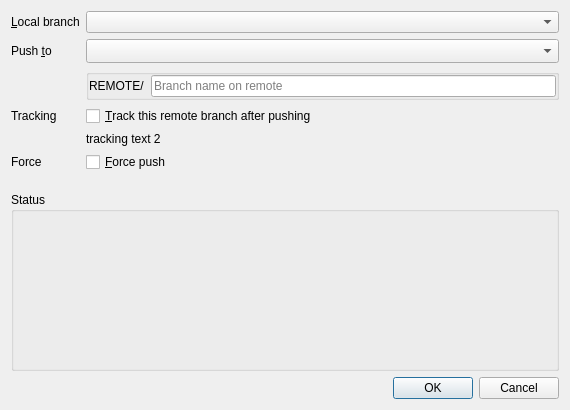
Old version of the form gitfourchette/widgets/pushdialog.ui in the repository weblate/gitfourchette.
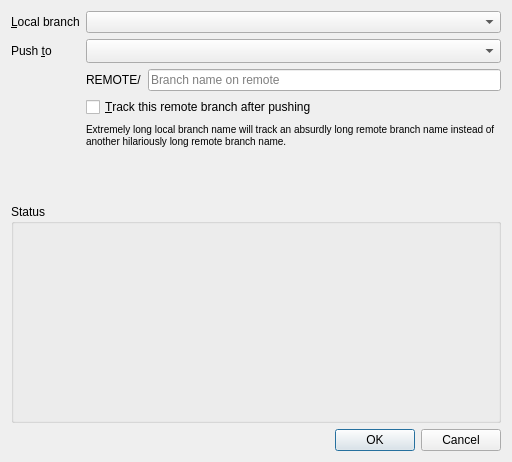
New version of the form. Custom widgets are drawn as their Qt base class.

The edit to the form file:
```diff
--- a/gitfourchette/widgets/pushdialog.ui
+++ b/gitfourchette/widgets/pushdialog.ui
@@ -12,16 +12,10 @@
    <rect>
     <x>0</x>
     <y>0</y>
-    <width>570</width>
-    <height>410</height>
+    <width>512</width>
+    <height>462</height>
    </rect>
   </property>
-  <property name="sizePolicy">
-   <sizepolicy hsizetype="Preferred" vsizetype="Fixed">
-    <horstretch>0</horstretch>
-    <verstretch>0</verstretch>
-   </sizepolicy>
-  </property>
   <property name="windowTitle">
    <string>Push branch</string>
   </property>
@@ -33,7 +27,7 @@
   </property>
   <layout class="QFormLayout" name="formLayout">
    <property name="fieldGrowthPolicy">
-    <enum>QFormLayout::ExpandingFieldsGrow</enum>
+    <enum>QFormLayout::AllNonFixedFieldsGrow</enum>
    </property>
    <item row="0" column="0">
     <widget class="QLabel" name="localBranchLabel">
@@ -84,7 +78,99 @@
      </property>
     </widget>
    </item>
-   <item row="8" column="0">
+   <item row="2" column="1">
+    <widget class="QStackedWidget" name="newRemoteBranchStackedWidget">
+     <property name="currentIndex">
+      <number>0</number>
+     </property>
+     <widget class="QWidget" name="newRemoteBranchPage0">
+      <layout class="QHBoxLayout" name="horizontalLayout">
+       <property name="leftMargin">
+        <number>0</number>
+       </property>
+       <property name="topMargin">
+        <number>0</number>
+       </property>
+       <property name="rightMargin">
+        <number>0</number>
+       </property>
+       <property name="bottomMargin">
+        <number>0</number>
+       </property>
+       <item>
+        <widget class="QLabel" name="remoteNameLabel">
+         <property name="text">
+          <string notr="true">REMOTE/</string>
+         </property>
+        </widget>
+       </item>
+       <item>
+        <widget class="QLineEdit" name="newRemoteBranchNameEdit">
+         <property name="text">
+          <string/>
+         </property>
+         <property name="placeholderText">
+          <string>Branch name on remote</string>
+         </property>
+        </widget>
+       </item>
+      </layout>
+     </widget>
+     <widget class="QWidget" name="newRemoteBranchPage1">
+      <layout class="QVBoxLayout" name="verticalLayout_2">
+       <property name="leftMargin">
+        <number>0</number>
+       </property>
+       <property name="topMargin">
+        <number>0</number>
+       </property>
+       <property name="rightMargin">
+        <number>0</number>
+       </property>
+       <property name="bottomMargin">
+        <number>0</number>
+       </property>
+       <item>
+        <widget class="QCheckBox" name="forcePushCheckBox">
+         <property name="text">
+          <string>&amp;Force push</string>
+         </property>
+        </widget>
+       </item>
+      </layout>
+     </widget>
+    </widget>
+   </item>
+   <item row="3" column="1">
+    <widget class="QCheckBox" name="trackCheckBox">
+     <property name="text">
+      <string>&amp;Track this remote branch after pushing</string>
+     </property>
+    </widget>
+   </item>
+   <item row="4" column="1">
+    <widget class="QLabel" name="trackingLabel">
+     <property name="sizePolicy">
+      <sizepolicy hsizetype="Expanding" vsizetype="Fixed">
+       <horstretch>0</horstretch>
+       <verstretch>0</verstretch>
+      </sizepolicy>
+     </property>
+     <property name="text">
+      <string notr="true">&lt;html&gt;&lt;head/&gt;&lt;body&gt;&lt;p&gt;&lt;span style=&quot; font-size:small;&quot;&gt;Extremely long local branch name will track an absurdly long remote branch name instead of another hilariously long remote branch name.&lt;/span&gt;&lt;/p&gt;&lt;/body&gt;&lt;/html&gt;</string>
+     </property>
+     <property name="textFormat">
+      <enum>Qt::RichText</enum>
+     </property>
+     <property name="alignment">
+      <set>Qt::AlignLeading|Qt::AlignLeft|Qt::AlignTop</set>
+     </property>
+     <property name="wordWrap">
+      <bool>true</bool>
+     </property>
+    </widget>
+   </item>
+   <item row="7" column="0">
     <spacer name="verticalSpacer">
      <property name="orientation">
       <enum>Qt::Vertical</enum>
@@ -100,17 +186,20 @@
      </property>
     </spacer>
    </item>
-   <item row="9" column="0" colspan="2">
+   <item row="8" column="0" colspan="2">
     <widget class="QGroupBox" name="groupBox">
      <property name="sizePolicy">
-      <sizepolicy hsizetype="Expanding" vsizetype="Expanding">
+      <sizepolicy hsizetype="Preferred" vsizetype="Preferred">
        <horstretch>0</horstretch>
-       <verstretch>0</verstretch>
+       <verstretch>1</verstretch>
       </sizepolicy>
      </property>
      <property name="title">
       <string>Status</string>
      </property>
+     <property name="alignment">
+      <set>Qt::AlignLeading|Qt::AlignLeft|Qt::AlignTop</set>
+     </property>
      <layout class="QVBoxLayout" name="verticalLayout">
       <property name="leftMargin">
        <number>0</number>
@@ -125,100 +214,19 @@
        <number>0</number>
       </property>
       <item>
-       <widget class="StatusForm" name="statusForm" native="true"/>
-      </item>
-     </layout>
-    </widget>
-   </item>
-   <item row="2" column="1">
-    <widget class="QGroupBox" name="newRemoteBranchGroupBox">
-     <property name="title">
-      <string/>
-     </property>
-     <property name="flat">
-      <bool>true</bool>
-     </property>
-     <layout class="QGridLayout">
-      <property name="leftMargin">
-       <number>0</number>
-      </property>
-      <property name="topMargin">
-       <number>0</number>
-      </property>
-      <property name="rightMargin">
-       <number>0</number>
-      </property>
-      <property name="bottomMargin">
-       <number>0</number>
-      </property>
-      <property name="horizontalSpacing">
-       <number>-1</number>
-      </property>
-      <item row="0" column="0">
-       <widget class="QLabel" name="remoteNameLabel">
-        <property name="text">
-         <string notr="true">REMOTE/</string>
+       <widget class="StatusForm" name="statusForm" native="true">
+        <property name="minimumSize">
+         <size>
+          <width>0</width>
+          <height>32</height>
+         </size>
         </property>
        </widget>
       </item>
-      <item row="0" column="1">
-       <widget class="QLineEdit" name="newRemoteBranchNameEdit">
-        <property name="text">
-         <string/>
-        </property>
-        <property name="placeholderText">
-         <string>Branch name on remote</string>
-        </property>
-       </widget>
-      </item>
      </layout>
     </widget>
    </item>
-   <item row="3" column="0">
-    <widget class="QLabel" name="label">
-     <property name="text">
-      <string>Tracking</string>
-     </property>
-     <property name="buddy">
-      <cstring>trackCheckBox</cstring>
-     </property>
-    </widget>
-   </item>
-   <item row="3" column="1">
-    <widget class="QCheckBox" name="trackCheckBox">
-     <property name="text">
-      <string>&amp;Track this remote branch after pushing</string>
-     </property>
-    </widget>
-   </item>
-   <item row="4" column="1">
-    <widget class="QLabel" name="trackingLabel">
-     <property name="text">
-      <string notr="true">tracking text 2</string>
-     </property>
-     <property name="textFormat">
-      <enum>Qt::RichText</enum>
-     </property>
-    </widget>
-   </item>
-   <item row="5" column="1">
-    <widget class="QCheckBox" name="forcePushCheckBox">
-     <property name="text">
-      <string>&amp;Force push</string>
-     </property>
-    </widget>
-   </item>
-   <item row="5" column="0">
-    <widget class="QLabel" name="label_2">
-     <property name="text">
-      <string>Force</string>
-     </property>
-     <property name="buddy">
-      <cstring>forcePushCheckBox</cstring>
-     </property>
-    </widget>
-   </item>
-   <item row="19" column="0" colspan="2">
+   <item row="18" column="0" colspan="2">
     <widget class="QDialogButtonBox" name="buttonBox">
      <property name="orientation">
       <enum>Qt::Horizontal</enum>
```
Left out of the diff: 6 changed lines with no effect on the pictures.
